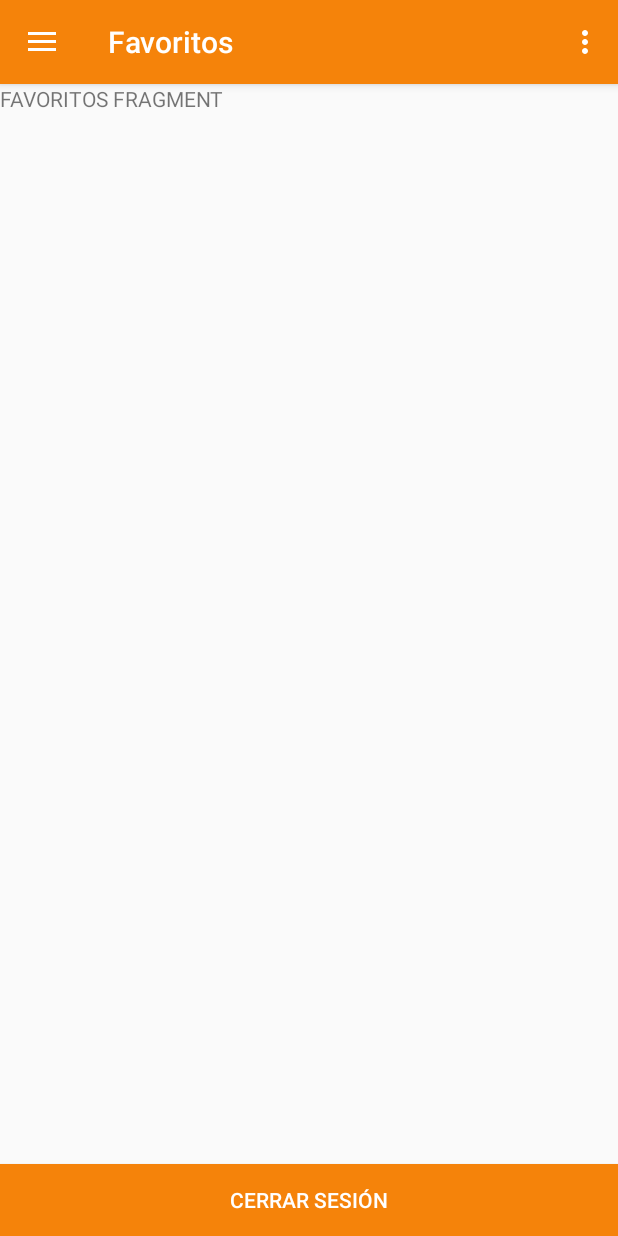
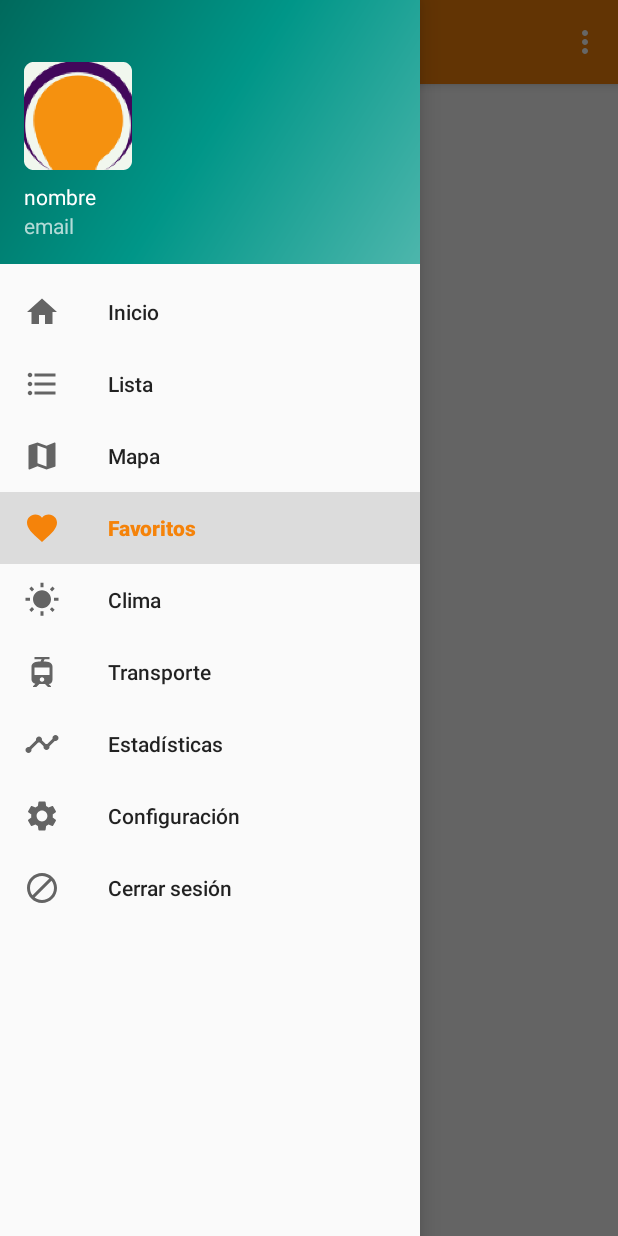
Before and after one commit to Crespuig/Proyecto_Android, an Android app: the MainActivity screen opened directly, with no data from a screen before it, in the side drawer, after a tap on "Favoritos", on a phone screen of 412 x 824 dp. Run offline under Robolectric (Android 15) with nearby library versions, the phone set to English and light mode, and no system bars; our stand-ins replace Firebase (no records; nobody signed in at launch, a user with empty details on screens opened directly), Picasso, navigation-ui; libraries missing offline, so code that uses them is left out: com.firebase.ui; pictures from the network do not load.

Commit message:
cerrar sesion desde menu lateral

```diff
--- a/app/src/main/java/com/example/proyecto_android/activitys/MainActivity.java
+++ b/app/src/main/java/com/example/proyecto_android/activitys/MainActivity.java
@@ -75,16 +75,38 @@ public class MainActivity extends AppCompatActivity implements AdapterView.OnIte
         setSupportActionBar(toolbar);
 
         DrawerLayout drawer = findViewById(R.id.drawer_layout);
-        NavigationView navigationView = findViewById(R.id.nav_view);
+        final NavigationView navigationView = findViewById(R.id.nav_view);
         // Passing each menu ID as a set of Ids because each
         // menu should be considered as top level destinations.
         mAppBarConfiguration = new AppBarConfiguration.Builder(
-                R.id.nav_home, R.id.nav_lista, R.id.nav_mapa, R.id.nav_favoritos, R.id.nav_clima, R.id.nav_transporte, R.id.nav_estadisticas, R.id.menu_opcion01)
+                R.id.nav_home, R.id.nav_lista, R.id.nav_mapa, R.id.nav_favoritos, R.id.nav_clima, R.id.nav_transporte, R.id.nav_estadisticas, R.id.menu_opcion01,
+                R.id.menu_opcion02)
                 .setDrawerLayout(drawer)
                 .build();
         NavController navController = Navigation.findNavController(this, R.id.nav_host_fragment);
         NavigationUI.setupActionBarWithNavController(this, navController, mAppBarConfiguration);
         NavigationUI.setupWithNavController(navigationView, navController);
+
+        navigationView.setNavigationItemSelectedListener(new NavigationView.OnNavigationItemSelectedListener() {
+            @Override
+            public boolean onNavigationItemSelected(@NonNull MenuItem item) {
+                Fragment fragment;
+                Bundle args = new Bundle();
+                switch (item.getItemId()){
+                    case R.id.menu_opcion02:
+                        AuthUI.getInstance().signOut(navigationView.getContext()).addOnCompleteListener(new OnCompleteListener<Void>() {
+                            @Override
+                            public void onComplete(@NonNull Task<Void> task) {
+                                Intent intent = new Intent(MainActivity.this, LoginActivity.class);
+                                startActivity(intent);
+                                Toast.makeText(MainActivity.this, "Sesión cerrada", Toast.LENGTH_SHORT).show();
+                                finish();
+                            }
+                        });
+                }
+                return true;
+            }
+        });
 
         try {
             String jsonString = Utils.leerJson(this, "opendata1259927732622104222.JSON");
@@ -176,7 +198,6 @@ public class MainActivity extends AppCompatActivity implements AdapterView.OnIte
     }
 
 
-
     public void cerrarSesion(View view){
         AuthUI.getInstance().signOut(this).addOnCompleteListener(new OnCompleteListener<Void>() {
             @Override
--- /dev/null
+++ b/app/src/main/res/drawable/ic_baseline_close.xml
@@ -0,0 +1,10 @@
+<vector xmlns:android="http://schemas.android.com/apk/res/android"
+    android:width="24dp"
+    android:height="24dp"
+    android:viewportWidth="24"
+    android:viewportHeight="24"
+    android:tint="?attr/colorControlNormal">
+  <path
+      android:fillColor="@android:color/white"
+      android:pathData="M12,2C6.48,2 2,6.48 2,12s4.48,10 10,10 10,-4.48 10,-10S17.52,2 12,2zM4,12c0,-4.42 3.58,-8 8,-8 1.85,0 3.55,0.63 4.9,1.69L5.69,16.9C4.63,15.55 4,13.85 4,12zM12,20c-1.85,0 -3.55,-0.63 -4.9,-1.69L18.31,7.1C19.37,8.45 20,10.15 20,12c0,4.42 -3.58,8 -8,8z"/>
+</vector>
--- a/app/src/main/res/layout/content_main.xml
+++ b/app/src/main/res/layout/content_main.xml
@@ -17,7 +17,7 @@
         app:layout_constraintRight_toRightOf="parent"
         app:layout_constraintTop_toTopOf="parent"
         app:navGraph="@navigation/mobile_navigation" />
-
+<!--
     <LinearLayout
         android:layout_width="match_parent"
         android:layout_height="match_parent"
@@ -36,4 +36,5 @@
             android:onClick="cerrarSesion"
             android:textColor="@android:color/white" />
     </LinearLayout>
+-->
 </androidx.constraintlayout.widget.ConstraintLayout>
--- a/app/src/main/res/menu/activity_main_drawer.xml
+++ b/app/src/main/res/menu/activity_main_drawer.xml
@@ -34,12 +34,14 @@
             android:title="@string/menu_estadiscitas" />
     </group>
 
-    <group>
-        <menu>
-            <item
-                android:id="@+id/menu_opcion01"
-                android:icon="@drawable/ic_baseline_settings_24"
-                android:title="@string/menu_configuracion" />
-        </menu>
+    <group android:checkableBehavior="none">
+        <item
+            android:id="@+id/menu_opcion01"
+            android:icon="@drawable/ic_baseline_settings_24"
+            android:title="@string/menu_configuracion" />
+        <item
+            android:id="@+id/menu_opcion02"
+            android:icon="@drawable/ic_baseline_close"
+            android:title="@string/menu_cerrar_sesion" />
     </group>
 </menu>
--- a/app/src/main/res/navigation/mobile_navigation.xml
+++ b/app/src/main/res/navigation/mobile_navigation.xml
@@ -54,4 +54,5 @@
         tools:layout="@layout/activity_preference" />
 
 
+
 </navigation>
--- a/app/src/main/res/values/strings.xml
+++ b/app/src/main/res/values/strings.xml
@@ -39,6 +39,7 @@
     <string name="menu_transporte">Transporte</string>
     <string name="menu_estadiscitas">Estadísticas</string>
     <string name="menu_configuracion">Configuración</string>
+    <string name="menu_cerrar_sesion">Cerrar sesión</string>
     <string name="label_latitud">Latitud:</string>
     <string name="label_longitud">Longitud:</string>
     <string name="label_img">Imagen:</string>
```
